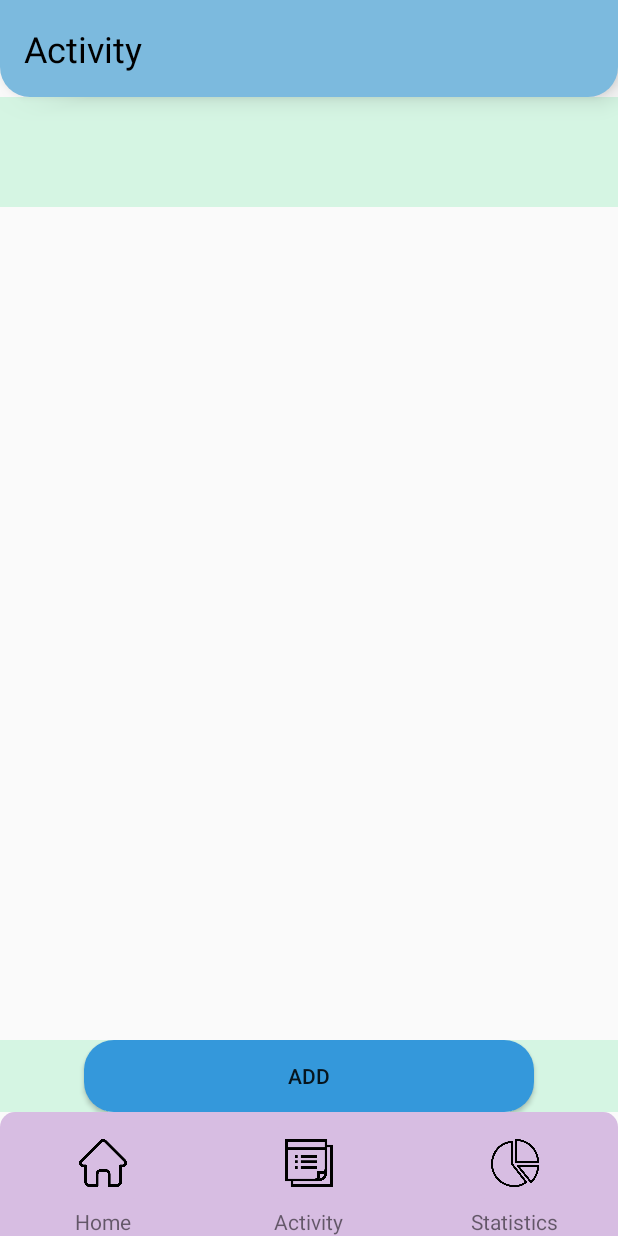
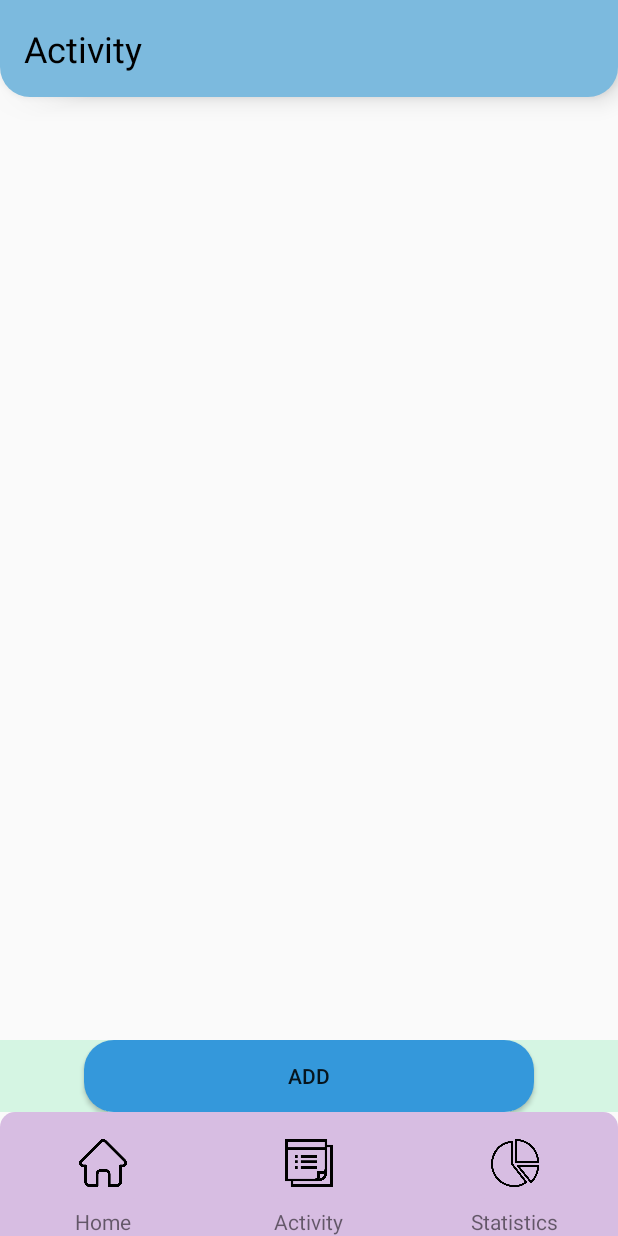
Before and after one commit to YungJKong/Finance_Budgeting_App, an Android app: the Transaction screen opened directly, with no data from a screen before it, on a phone screen of 412 x 824 dp. Run offline under Robolectric (Android 15) with nearby library versions, the phone set to English and light mode, and no system bars.

Commit message:
Design of the transaction

```diff
--- a/app/src/main/java/com/example/financebudgetingapp/Transaction.java
+++ b/app/src/main/java/com/example/financebudgetingapp/Transaction.java
@@ -4,14 +4,20 @@ import android.content.Intent;
 import android.support.v7.app.AppCompatActivity;
 import android.os.Bundle;
 import android.view.View;
+import android.widget.ArrayAdapter;
 import android.widget.Button;
 import android.widget.ImageButton;
+import android.widget.LinearLayout;
+import android.widget.ListView;
+import android.widget.ScrollView;
 import android.widget.TextView;
+
+import java.util.List;
 
 public class Transaction extends AppCompatActivity {
 
     private ImageButton btnHome, btnAct, btnStat;
-
+    private LinearLayout dataLayout;
     private Button add;
     private TextView viewTransaction;
     private SQLiteAdapter mySQLiteAdapter;
@@ -21,7 +27,7 @@ public class Transaction extends AppCompatActivity {
         setContentView(R.layout.activity_transaction);
 
         add = findViewById(R.id.addTran);
-        viewTransaction = findViewById(R.id.viewTransaction);
+        //viewTransaction = findViewById(R.id.viewTransaction);
         btnHome = findViewById(R.id.btnHome);
         btnAct = findViewById(R.id.btnAct);
         btnStat = findViewById(R.id.btnStat);
@@ -36,13 +42,6 @@ public class Transaction extends AppCompatActivity {
             }
         });
 
-        mySQLiteAdapter = new SQLiteAdapter(this);
-        mySQLiteAdapter.openToRead();
-        String contentRead =
-                mySQLiteAdapter.queueAll();
-        mySQLiteAdapter.close();
-
-        viewTransaction.setText(contentRead);
 
         btnHome.setOnClickListener(new View.OnClickListener() {
             @Override
@@ -69,7 +68,14 @@ public class Transaction extends AppCompatActivity {
             }
         });
 
+        dataLayout = findViewById(R.id.dataLayout); // Get the dataLayout
+        mySQLiteAdapter = new SQLiteAdapter(this);
+        mySQLiteAdapter.openToRead();
+
+        // Populate the dataLayout with data from the database
+        mySQLiteAdapter.populateDataLayout(dataLayout);
 
 
     }
+
 }
--- a/app/src/main/res/layout/activity_transaction.xml
+++ b/app/src/main/res/layout/activity_transaction.xml
@@ -32,25 +32,18 @@
         android:id="@+id/tranContent"
         android:layout_width="match_parent"
         android:layout_height="0dp"
+        android:paddingTop="16dp"
         app:layout_constraintBottom_toTopOf="@+id/buttonContainer"
-        app:layout_constraintTop_toBottomOf="@id/activity">
+        app:layout_constraintTop_toBottomOf="@+id/activity"
+        tools:layout_editor_absoluteX="7dp">
 
         <LinearLayout
+            android:id="@+id/dataLayout"
             android:layout_width="match_parent"
             android:layout_height="wrap_content"
-            android:orientation="vertical"
-            android:padding="16dp"
-            android:background="@drawable/box6">
-
-            <TextView
-                android:id="@+id/viewTransaction"
-                android:layout_width="match_parent"
-                android:layout_height="wrap_content"
-                android:text="TextView"
-                android:textColor="@color/black"
-                android:textSize="15sp"
-                android:layout_margin="10dp"/>
-
+            android:fillViewport="true"
+            android:orientation="vertical">
+            <!-- Rows for displaying data will be added here dynamically -->
 
         </LinearLayout>
     </ScrollView>
@@ -62,7 +55,6 @@
         android:gravity="center"
         android:orientation="horizontal"
         app:layout_constraintBottom_toTopOf="@+id/bottomNavigation"
-        app:layout_constraintTop_toBottomOf="@+id/tranContent"
         android:background="@drawable/box6">
 
         <Button
```
Also changed, not shown: app/src/main/java/com/example/financebudgetingapp/SQLiteAdapter.java (+51 -20 lines).
